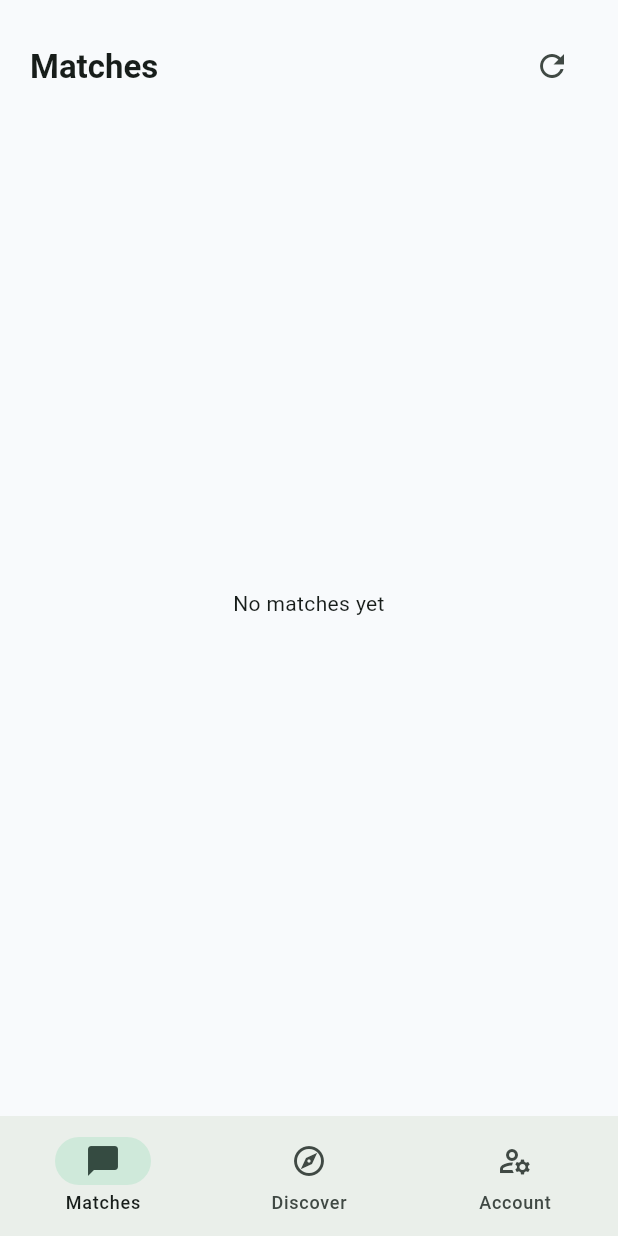
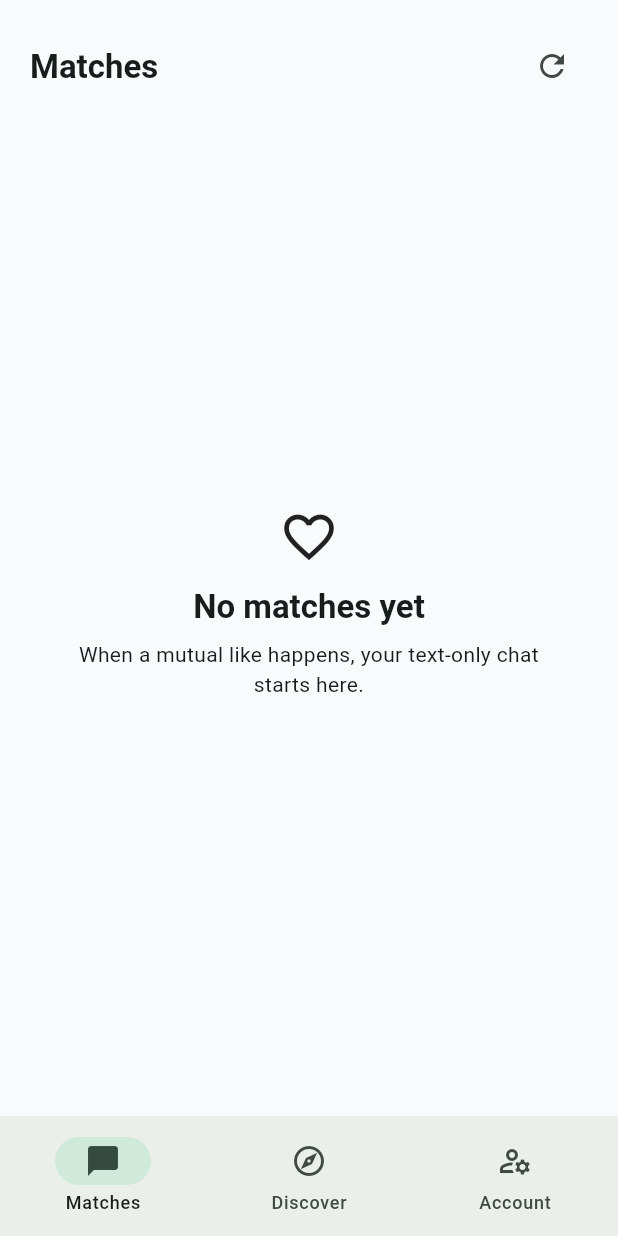
Before and after one commit to Freddie336/samecharge, a Flutter app: the ChatHomeScreen screen opened directly, on a phone screen of 412 x 824 dp. Run offline on Flutter 3.47's test engine with Material 3 defaults, Android fonts, the phone set to English and light mode, and no system bars; our stand-ins replace battery_plus, cloud_firestore, cloud_functions, firebase_auth, firebase_core, firebase_database and 4 more; missing offline and left inert: firebase_app_check; accounts and stored records are empty; network calls fail.

```diff
--- a/apps/mobile/lib/features/chat/presentation/chat_home_screen.dart
+++ b/apps/mobile/lib/features/chat/presentation/chat_home_screen.dart
@@ -128,13 +128,13 @@ class _MatchListView extends StatelessWidget {
           if (state.loadingMatches)
             const Expanded(child: Center(child: CircularProgressIndicator()))
           else if (state.matchListEmpty)
-            const Expanded(
-              child: Center(
-                child: Text(
-                  'No matches yet',
-                  key: Key('empty-matches-title'),
-                  textAlign: TextAlign.center,
-                ),
+            Expanded(
+              child: _EmptyChatState(
+                title: 'No matches yet',
+                message:
+                    'When a mutual like happens, your text-only chat starts here.',
+                titleKey: const Key('empty-matches-title'),
+                icon: Icons.favorite_border,
               ),
             )
           else
@@ -226,6 +226,15 @@ class _ChatDetailView extends StatelessWidget {
           ),
         if (state.loadingMessages)
           const Expanded(child: Center(child: CircularProgressIndicator()))
+        else if (state.messages.isEmpty)
+          const Expanded(
+            child: _EmptyChatState(
+              title: 'No messages yet',
+              message: 'Send a first message when this match is active.',
+              titleKey: Key('empty-conversation-title'),
+              icon: Icons.chat_bubble_outline,
+            ),
+          )
         else
           Expanded(
             child: ListView.builder(
@@ -281,6 +290,47 @@ class _ChatDetailView extends StatelessWidget {
   }
 }
 
+class _EmptyChatState extends StatelessWidget {
+  const _EmptyChatState({
+    required this.title,
+    required this.message,
+    required this.titleKey,
+    required this.icon,
+  });
+
+  final String title;
+  final String message;
+  final Key titleKey;
+  final IconData icon;
+
+  @override
+  Widget build(BuildContext context) {
+    return Center(
+      child: SingleChildScrollView(
+        padding: const EdgeInsets.all(16),
+        child: ConstrainedBox(
+          constraints: const BoxConstraints(maxWidth: 380),
+          child: Column(
+            mainAxisSize: MainAxisSize.min,
+            children: [
+              Icon(icon, size: 40),
+              const SizedBox(height: 12),
+              Text(
+                title,
+                key: titleKey,
+                textAlign: TextAlign.center,
+                style: Theme.of(context).textTheme.headlineMedium,
+              ),
+              const SizedBox(height: 8),
+              Text(message, textAlign: TextAlign.center),
+            ],
+          ),
+        ),
+      ),
+    );
+  }
+}
+
 class _Composer extends StatefulWidget {
   const _Composer({
     required this.controller,
@@ -308,9 +358,17 @@ class _ComposerState extends State<_Composer> {
         !widget.sending &&
         widget.controller.text.trim().isNotEmpty;
 
-    return Padding(
-      padding: const EdgeInsets.all(12),
+    return SafeArea(
+      top: false,
+      child: Padding(
+        padding: EdgeInsets.fromLTRB(
+          12,
+          12,
+          12,
+          12 + MediaQuery.viewInsetsOf(context).bottom,
+        ),
         child: Row(
+          crossAxisAlignment: CrossAxisAlignment.end,
           children: [
             Expanded(
               child: TextField(
@@ -340,6 +398,7 @@ class _ComposerState extends State<_Composer> {
                   : const Icon(Icons.send),
             ),
           ],
+        ),
       ),
     );
   }
@@ -470,11 +529,15 @@ class _ReportDialogState extends State<_ReportDialog> {
   Widget build(BuildContext context) {
     return AlertDialog(
       title: const Text('Report'),
-      content: TextField(
+      content: SingleChildScrollView(
+        child: TextField(
           key: const Key('report-description-field'),
           controller: _description,
           maxLength: 1000,
+          minLines: 2,
+          maxLines: 5,
           decoration: const InputDecoration(labelText: 'Optional details'),
+        ),
       ),
       actions: [
         TextButton(
@@ -502,7 +565,7 @@ Future<void> _confirmAction({
     context: context,
     builder: (context) => AlertDialog(
       title: Text(title),
-      content: Text(message),
+      content: SingleChildScrollView(child: Text(message)),
       actions: [
         TextButton(
           onPressed: () => Navigator.of(context).pop(false),
```
Also changed, not shown: apps/mobile/lib/features/discovery/presentation/discovery_screen.dart (+36 -6 lines), apps/mobile/lib/features/safety/presentation/safety_settings_screen.dart (+20 -5 lines), 8 other files. Lines whose indentation alone changed are shown as unchanged.
